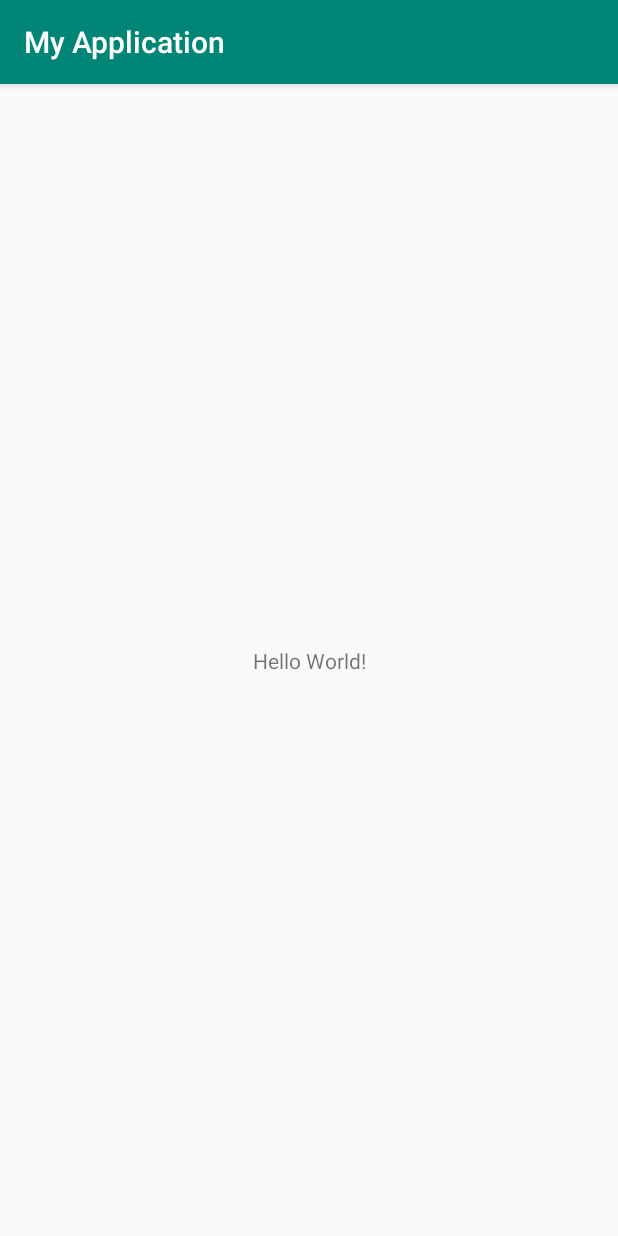
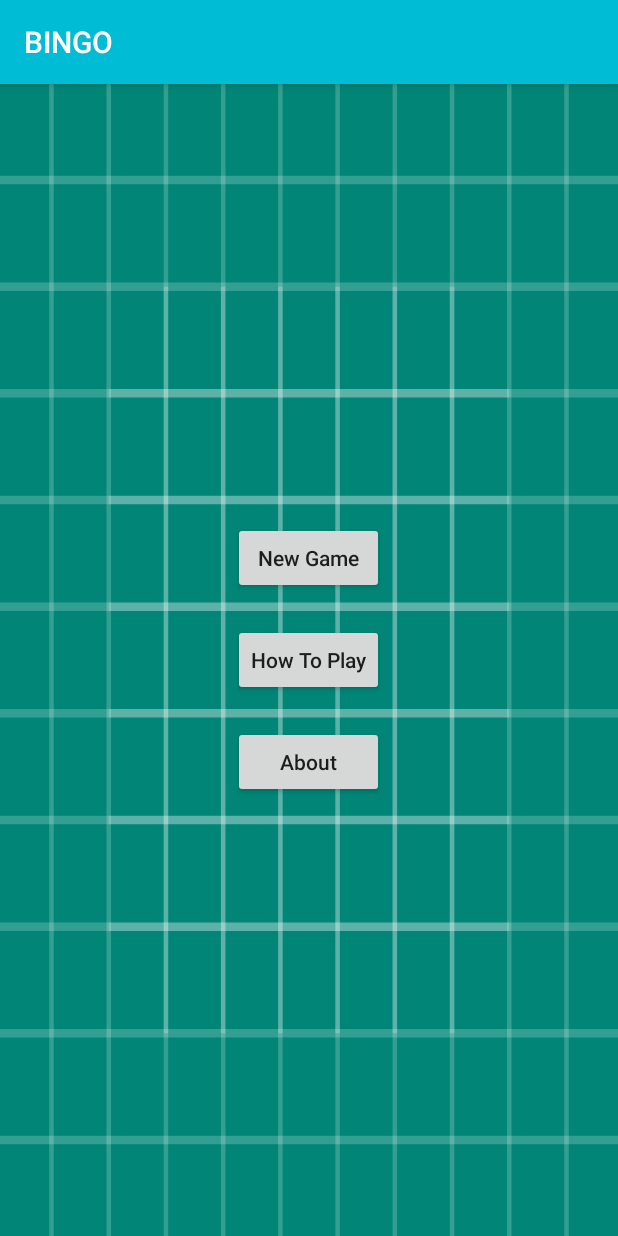
Before and after one commit to baskarslvn/bingo, an Android app: the screen it shows after launch (MainActivity), on a phone screen of 412 x 824 dp. Run offline under Robolectric (Android 15) with nearby library versions, the phone set to English and light mode, and no system bars.

Commit message:
App launching page and Color codes are added

```diff
--- a/app/src/main/res/layout/activity_main.xml
+++ b/app/src/main/res/layout/activity_main.xml
@@ -1,18 +1,36 @@
 <?xml version="1.0" encoding="utf-8"?>
-<androidx.constraintlayout.widget.ConstraintLayout xmlns:android="http://schemas.android.com/apk/res/android"
-    xmlns:app="http://schemas.android.com/apk/res-auto"
-    xmlns:tools="http://schemas.android.com/tools"
-    android:layout_width="match_parent"
+<LinearLayout android:layout_width="match_parent"
     android:layout_height="match_parent"
-    tools:context=".MainActivity">
+    android:gravity="center"
+    android:orientation="vertical"
+    android:background="@drawable/ic_launcher_background"
+    xmlns:android="http://schemas.android.com/apk/res/android">
 
-    <TextView
+    <LinearLayout
         android:layout_width="wrap_content"
         android:layout_height="wrap_content"
-        android:text="Hello World!"
-        app:layout_constraintBottom_toBottomOf="parent"
-        app:layout_constraintLeft_toLeftOf="parent"
-        app:layout_constraintRight_toRightOf="parent"
-        app:layout_constraintTop_toTopOf="parent" />
+        android:orientation="vertical"
+        android:gravity="center">
+        <Button
+            android:layout_width="match_parent"
+            android:layout_height="wrap_content"
+            android:layout_margin="10dp"
+            android:textAllCaps="false"
+            android:text="New Game"/>
 
-</androidx.constraintlayout.widget.ConstraintLayout>
+        <Button
+            android:layout_width="match_parent"
+            android:layout_height="wrap_content"
+            android:layout_margin="10dp"
+            android:textAllCaps="false"
+            android:text="How To Play"/>
+
+        <Button
+            android:layout_width="match_parent"
+            android:layout_height="wrap_content"
+            android:layout_margin="10dp"
+            android:textAllCaps="false"
+            android:text="About"/>
+    </LinearLayout>
+
+</LinearLayout>
--- a/app/src/main/res/values/colors.xml
+++ b/app/src/main/res/values/colors.xml
@@ -1,6 +1,6 @@
 <?xml version="1.0" encoding="utf-8"?>
 <resources>
-    <color name="colorPrimary">#008577</color>
-    <color name="colorPrimaryDark">#00574B</color>
-    <color name="colorAccent">#D81B60</color>
+    <color name="colorPrimary">#00bcd4</color>
+    <color name="colorPrimaryDark">#0097a7</color>
+    <color name="colorAccent">#ffff00</color>
 </resources>
--- a/app/src/main/res/values/strings.xml
+++ b/app/src/main/res/values/strings.xml
@@ -1,3 +1,3 @@
 <resources>
-    <string name="app_name">My Application</string>
+    <string name="app_name">BINGO</string>
 </resources>
```
